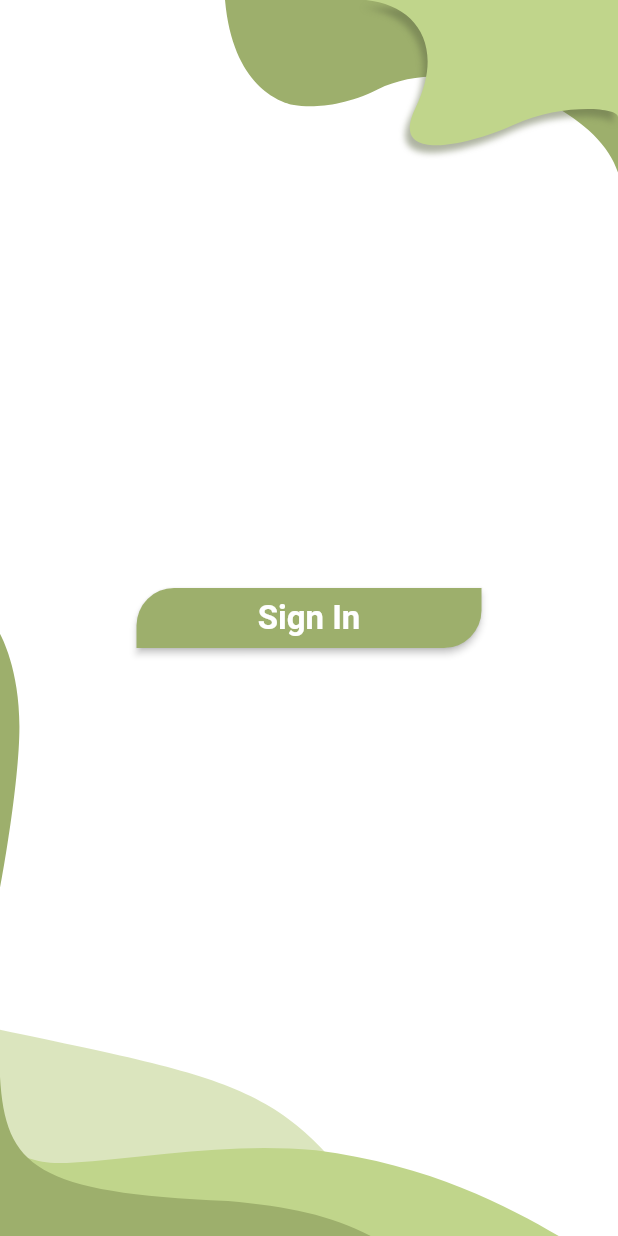
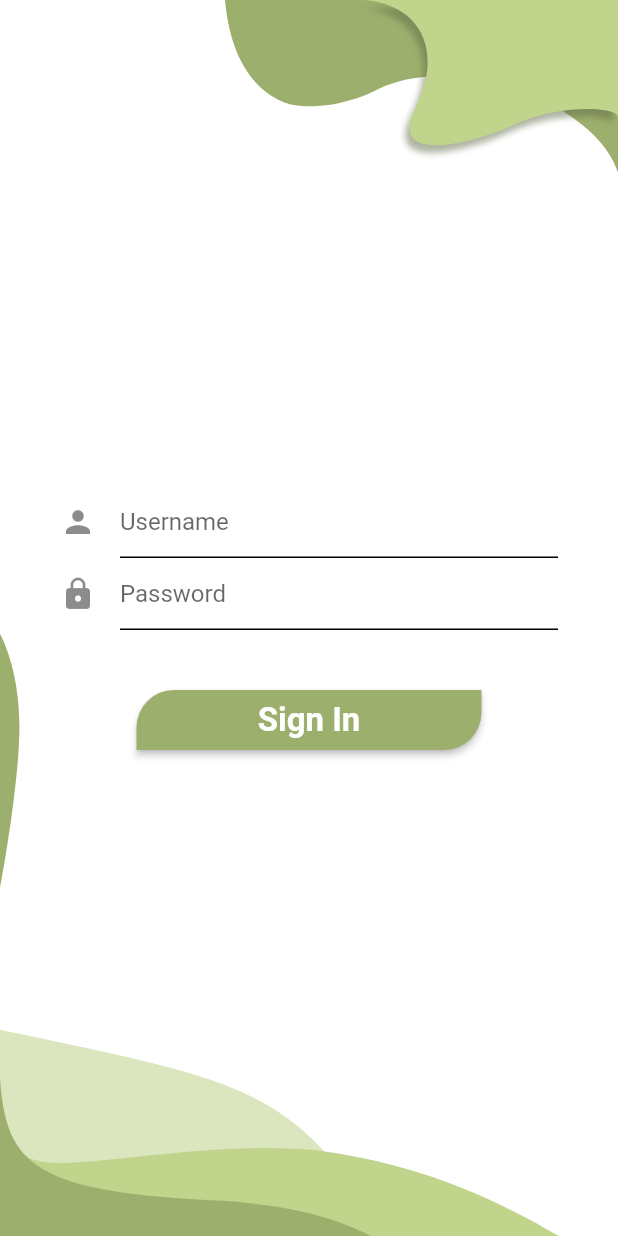
Before and after one commit to 92Andy/my_plant, a Flutter app: the screen it shows after launch, on a phone screen of 412 x 824 dp. Run offline on Flutter 3.47's test engine with Material 2 defaults, Android fonts, the light colour scheme and no system bars; drawn by our look-alikes of simple_shadow; our stand-ins replace flutter_svg.

Commit message:
#4: Username and password form added

```diff
--- a/lib/login/login_page.dart
+++ b/lib/login/login_page.dart
@@ -8,14 +8,42 @@ class LoginPage extends StatelessWidget {
   @override
   Widget build(BuildContext context) {
     return Scaffold(
-      body: Stack(children: [
-        const LoginBackground(),
-        Center(
-          child: LoginButton(
-            onLoginClicked: () {},
+      body: Stack(
+        children: [
+          const LoginBackground(),
+          Column(
+            mainAxisAlignment: MainAxisAlignment.center,
+            crossAxisAlignment: CrossAxisAlignment.center,
+            children: [
+              const Padding(
+                padding: EdgeInsets.fromLTRB(40, 0, 40, 0),
+                child: TextField(
+                  obscureText: true,
+                  decoration: InputDecoration(
+                    icon: Icon(Icons.person),
+                    hintText: 'Username',
+                    enabledBorder: UnderlineInputBorder(),
+                  ),
+                ),
+              ),
+              const Padding(
+                padding: EdgeInsets.fromLTRB(40, 0, 40, 40),
+                child: TextField(
+                  obscureText: true,
+                  decoration: InputDecoration(
+                    icon: Icon(Icons.lock),
+                    hintText: 'Password',
+                    enabledBorder: UnderlineInputBorder(),
+                  ),
+                ),
+              ),
+              LoginButton(
+                onLoginClicked: () {},
+              ),
+            ],
           ),
-        ),
-      ]),
+        ],
+      ),
     );
   }
 }
```
